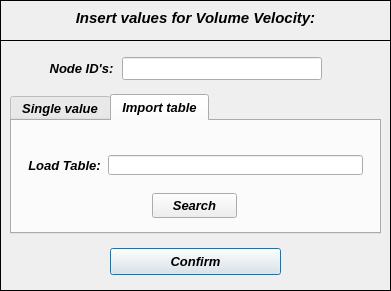
Above: pulse/uix/user_input/ui/volumevelocityInput.ui from open-pulse/OpenPulse before the change. Below: the same form after it.
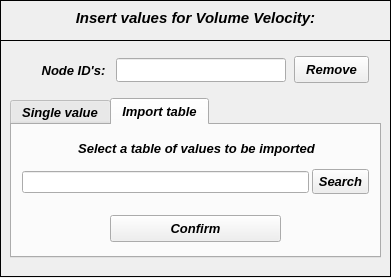
That is the form after the change. The open tabs and pages were chosen to show the change. Icons and pictures are not drawn.

```diff
--- a/pulse/uix/user_input/ui/volumevelocityInput.ui
+++ b/pulse/uix/user_input/ui/volumevelocityInput.ui
@@ -10,7 +10,7 @@
     <x>0</x>
     <y>0</y>
     <width>391</width>
-    <height>291</height>
+    <height>278</height>
    </rect>
   </property>
   <property name="sizePolicy">
@@ -22,13 +22,13 @@
   <property name="minimumSize">
    <size>
     <width>391</width>
-    <height>291</height>
+    <height>278</height>
    </size>
   </property>
   <property name="maximumSize">
    <size>
     <width>391</width>
-    <height>291</height>
+    <height>278</height>
    </size>
   </property>
   <property name="contextMenuPolicy">
@@ -50,7 +50,7 @@
      <x>0</x>
      <y>0</y>
      <width>391</width>
-     <height>297</height>
+     <height>281</height>
     </rect>
    </property>
    <property name="font">
@@ -111,7 +111,7 @@
       <x>0</x>
       <y>40</y>
       <width>391</width>
-      <height>251</height>
+      <height>237</height>
      </rect>
     </property>
     <property name="frameShape">
@@ -123,8 +123,8 @@
     <widget class="QWidget" name="verticalLayoutWidget">
      <property name="geometry">
       <rect>
-       <x>42</x>
-       <y>17</y>
+       <x>34</x>
+       <y>19</y>
        <width>79</width>
        <height>23</height>
       </rect>
@@ -151,93 +151,25 @@
       </item>
      </layout>
     </widget>
-    <widget class="QWidget" name="verticalLayoutWidget_2">
-     <property name="geometry">
-      <rect>
-       <x>122</x>
-       <y>17</y>
-       <width>203</width>
-       <height>24</height>
-      </rect>
-     </property>
-     <layout class="QVBoxLayout" name="verticalLayout_2">
-      <item>
-       <widget class="QLineEdit" name="lineEdit_nodeID">
-        <property name="minimumSize">
-         <size>
-          <width>200</width>
-          <height>0</height>
-         </size>
-        </property>
-        <property name="maximumSize">
-         <size>
-          <width>200</width>
-          <height>16777215</height>
-         </size>
-        </property>
-        <property name="font">
-         <font>
-          <family>Arial</family>
-          <pointsize>10</pointsize>
-          <weight>75</weight>
-          <italic>true</italic>
-          <bold>true</bold>
-         </font>
-        </property>
-        <property name="focusPolicy">
-         <enum>Qt::ClickFocus</enum>
-        </property>
-        <property name="text">
-         <string/>
-        </property>
-        <property name="alignment">
-         <set>Qt::AlignCenter</set>
-        </property>
-       </widget>
-      </item>
-     </layout>
-    </widget>
-    <widget class="QPushButton" name="pushButton_confirm">
-     <property name="geometry">
-      <rect>
-       <x>110</x>
-       <y>208</y>
-       <width>171</width>
-       <height>27</height>
-      </rect>
-     </property>
-     <property name="font">
-      <font>
-       <family>Arial</family>
-       <pointsize>10</pointsize>
-       <weight>75</weight>
-       <italic>true</italic>
-       <bold>true</bold>
-      </font>
-     </property>
-     <property name="text">
-      <string>Confirm</string>
-     </property>
-    </widget>
-    <widget class="QTabWidget" name="tabWidget">
+    <widget class="QTabWidget" name="tabWidget_volume_velocity">
      <property name="geometry">
       <rect>
        <x>10</x>
-       <y>54</y>
+       <y>58</y>
        <width>371</width>
-       <height>140</height>
+       <height>160</height>
       </rect>
      </property>
      <property name="minimumSize">
       <size>
        <width>0</width>
-       <height>140</height>
+       <height>160</height>
       </size>
      </property>
      <property name="maximumSize">
       <size>
        <width>16777215</width>
-       <height>140</height>
+       <height>160</height>
       </size>
      </property>
      <property name="font">
@@ -252,16 +184,16 @@
      <property name="currentIndex">
       <number>0</number>
      </property>
-     <widget class="QWidget" name="tab">
+     <widget class="QWidget" name="tab_single_values">
       <attribute name="title">
        <string>Single value</string>
       </attribute>
       <widget class="QWidget" name="gridLayoutWidget">
        <property name="geometry">
         <rect>
-         <x>18</x>
-         <y>26</y>
-         <width>333</width>
+         <x>14</x>
+         <y>14</y>
+         <width>344</width>
          <height>61</height>
         </rect>
        </property>
@@ -481,7 +413,7 @@
            </font>
           </property>
           <property name="text">
-           <string>Volume Velocity</string>
+           <string>Volume velocity</string>
           </property>
           <property name="alignment">
            <set>Qt::AlignCenter</set>
@@ -490,8 +422,30 @@
         </item>
        </layout>
       </widget>
+      <widget class="QPushButton" name="pushButton_single_values_confirm">
+       <property name="geometry">
+        <rect>
+         <x>98</x>
+         <y>90</y>
+         <width>171</width>
+         <height>27</height>
+        </rect>
+       </property>
+       <property name="font">
+        <font>
+         <family>Arial</family>
+         <pointsize>10</pointsize>
+         <weight>75</weight>
+         <italic>true</italic>
+         <bold>true</bold>
+        </font>
+       </property>
+       <property name="text">
+        <string>Confirm</string>
+       </property>
+      </widget>
      </widget>
-     <widget class="QWidget" name="tab_2">
+     <widget class="QWidget" name="tab_table_values">
       <attribute name="title">
        <string>Import table</string>
       </attribute>
@@ -501,9 +455,9 @@
        </property>
        <property name="geometry">
         <rect>
-         <x>140</x>
-         <y>72</y>
-         <width>85</width>
+         <x>300</x>
+         <y>44</y>
+         <width>57</width>
          <height>25</height>
         </rect>
        </property>
@@ -532,50 +486,16 @@
         <enum>Qt::NoArrow</enum>
        </property>
       </widget>
-      <widget class="QWidget" name="verticalLayoutWidget_11">
-       <property name="geometry">
-        <rect>
-         <x>11</x>
-         <y>34</y>
-         <width>83</width>
-         <height>21</height>
-        </rect>
-       </property>
-       <layout class="QVBoxLayout" name="verticalLayout_11">
-        <item>
-         <widget class="QLabel" name="label_19">
-          <property name="enabled">
-           <bool>true</bool>
-          </property>
-          <property name="font">
-           <font>
-            <family>Arial</family>
-            <pointsize>10</pointsize>
-            <weight>75</weight>
-            <italic>true</italic>
-            <bold>true</bold>
-           </font>
-          </property>
-          <property name="text">
-           <string>Load Table:</string>
-          </property>
-          <property name="alignment">
-           <set>Qt::AlignCenter</set>
-          </property>
-         </widget>
-        </item>
-       </layout>
-      </widget>
       <widget class="QLineEdit" name="line_load_table_path">
        <property name="enabled">
         <bool>true</bool>
        </property>
        <property name="geometry">
         <rect>
-         <x>96</x>
-         <y>34</y>
-         <width>255</width>
-         <height>20</height>
+         <x>10</x>
+         <y>46</y>
+         <width>287</width>
+         <height>22</height>
         </rect>
        </property>
        <property name="font">
@@ -591,8 +511,132 @@
         <set>Qt::AlignCenter</set>
        </property>
       </widget>
+      <widget class="QPushButton" name="pushButton_table_values_confirm">
+       <property name="geometry">
+        <rect>
+         <x>98</x>
+         <y>90</y>
+         <width>171</width>
+         <height>27</height>
+        </rect>
+       </property>
+       <property name="font">
+        <font>
+         <family>Arial</family>
+         <pointsize>10</pointsize>
+         <weight>75</weight>
+         <italic>true</italic>
+         <bold>true</bold>
+        </font>
+       </property>
+       <property name="text">
+        <string>Confirm</string>
+       </property>
+      </widget>
+      <widget class="QLabel" name="label_19">
+       <property name="enabled">
+        <bool>true</bool>
+       </property>
+       <property name="geometry">
+        <rect>
+         <x>38</x>
+         <y>14</y>
+         <width>293</width>
+         <height>19</height>
+        </rect>
+       </property>
+       <property name="font">
+        <font>
+         <family>Arial</family>
+         <pointsize>10</pointsize>
+         <weight>75</weight>
+         <italic>true</italic>
+         <bold>true</bold>
+        </font>
+       </property>
+       <property name="text">
+        <string>Select a table of values to be imported</string>
+       </property>
+       <property name="alignment">
+        <set>Qt::AlignCenter</set>
+       </property>
+      </widget>
      </widget>
     </widget>
+    <widget class="QLineEdit" name="lineEdit_nodeID">
+     <property name="geometry">
+      <rect>
+       <x>116</x>
+       <y>18</y>
+       <width>170</width>
+       <height>24</height>
+      </rect>
+     </property>
+     <property name="minimumSize">
+      <size>
+       <width>170</width>
+       <height>0</height>
+      </size>
+     </property>
+     <property name="maximumSize">
+      <size>
+       <width>170</width>
+       <height>16777215</height>
+      </size>
+     </property>
+     <property name="font">
+      <font>
+       <family>Arial</family>
+       <pointsize>10</pointsize>
+       <weight>75</weight>
+       <italic>true</italic>
+       <bold>true</bold>
+      </font>
+     </property>
+     <property name="focusPolicy">
+      <enum>Qt::ClickFocus</enum>
+     </property>
+     <property name="text">
+      <string/>
+     </property>
+     <property name="alignment">
+      <set>Qt::AlignCenter</set>
+     </property>
+    </widget>
+    <widget class="QPushButton" name="pushButton_remove_bc_confirm">
+     <property name="geometry">
+      <rect>
+       <x>294</x>
+       <y>16</y>
+       <width>75</width>
+       <height>27</height>
+      </rect>
+     </property>
+     <property name="minimumSize">
+      <size>
+       <width>0</width>
+       <height>27</height>
+      </size>
+     </property>
+     <property name="maximumSize">
+      <size>
+       <width>16777215</width>
+       <height>26</height>
+      </size>
+     </property>
+     <property name="font">
+      <font>
+       <family>Arial</family>
+       <pointsize>10</pointsize>
+       <weight>75</weight>
+       <italic>true</italic>
+       <bold>true</bold>
+      </font>
+     </property>
+     <property name="text">
+      <string>Remove</string>
+     </property>
+    </widget>
    </widget>
   </widget>
  </widget>
```
Left out of the diff: 4 changed lines with no effect on the pictures.
